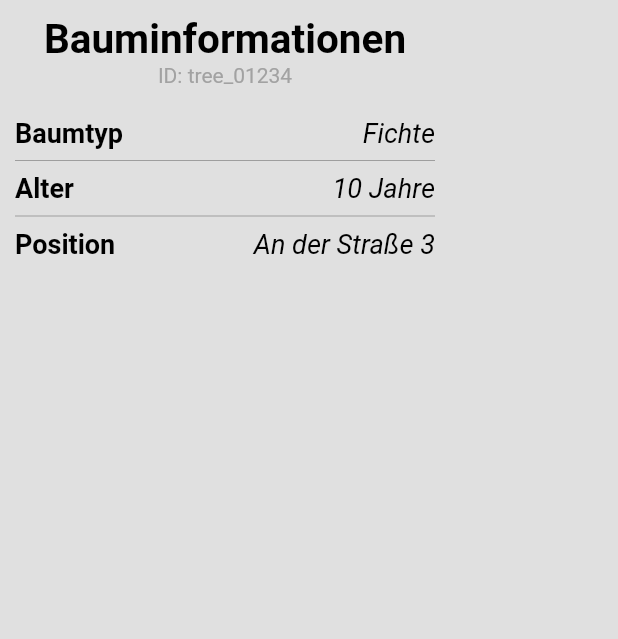
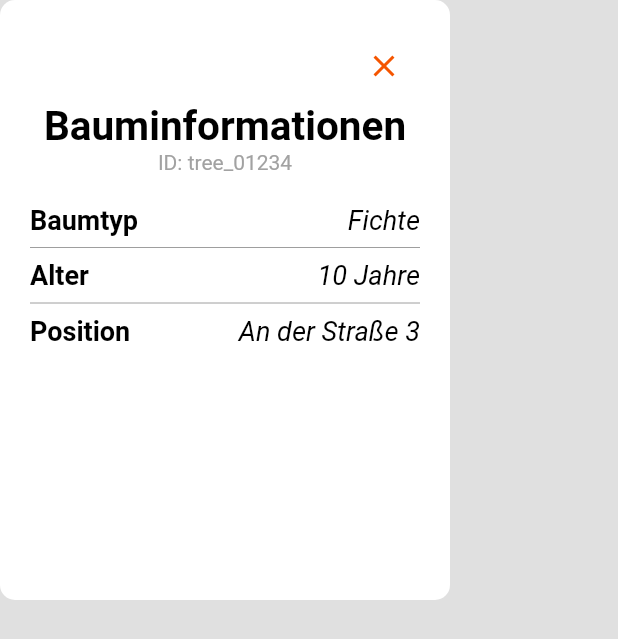
Before and after one commit to T-Power/F-Hydrate, a Flutter app: the TreeInformationWidget widget shown alone on an empty page, opened directly, on a phone screen of 412 x 824 dp. Shown: the top 639 px of the screen. Run offline on Flutter 3.47's test engine with Material 2 defaults, Android fonts, the phone set to English and light mode, and no system bars; our stand-ins replace flutter_map, latlong2.

Commit message:
TreeInfoWidget wird jetzt in der Mitte links angezeigt. Event zum schließen des WidgetFensters hinzugefügt

```diff
--- a/f_hydrate/lib/ui/tree_information_widget.dart
+++ b/f_hydrate/lib/ui/tree_information_widget.dart
@@ -1,33 +1,40 @@
 import 'package:flutter/cupertino.dart';
 import 'package:flutter/material.dart';
 import 'package:f_hydrate/model/tree_information.dart';
-
-import 'drawer.dart';
-import 'not_implemented_widget.dart';
 import 'popup_text_style.dart';
 
 class TreeInformationWidget extends StatefulWidget {
-  const TreeInformationWidget({Key? key, required this.title})
+  const TreeInformationWidget({Key? key, this.onClosePressed})
       : super(key: key);
 
-  final String title;
+  final void Function()? onClosePressed;
 
   @override
   TreeInformationWidgetState createState() => TreeInformationWidgetState();
 }
 
 class TreeInformationWidgetState extends State<TreeInformationWidget> {
+
+
   @override
   Widget build(BuildContext context) {
     return SizedBox(
          width: 300,
          height: 400,
+        child: Container(
+          decoration: BoxDecoration(color: Colors.white, borderRadius: BorderRadius.circular(10)),
           child: Padding(
-              padding: const EdgeInsets.all(10.0),
+            padding: const EdgeInsets.all(20.0),
             child: Column(
                crossAxisAlignment: CrossAxisAlignment.center,
                mainAxisAlignment: MainAxisAlignment.start,
               children: <Widget>[
+                Align(alignment: Alignment.topRight, child: IconButton(
+                  icon: const Icon(Icons.close),
+                  onPressed: () {
+                    widget.onClosePressed;
+                  },
+                )),
                 const Text(
                   "Bauminformationen",
                   style: TextStyle(
@@ -79,15 +86,10 @@ class TreeInformationWidgetState extends State<TreeInformationWidget> {
                     ),
                   ],
                 ),
-
-
-
-
-
               ],
             ),
           ),
-          );
+        ));
   }
 }
 
```
Also changed, not shown: f_hydrate/lib/ui/forestmap.dart (+40 -9 lines). Lines whose indentation alone changed are shown as unchanged.
